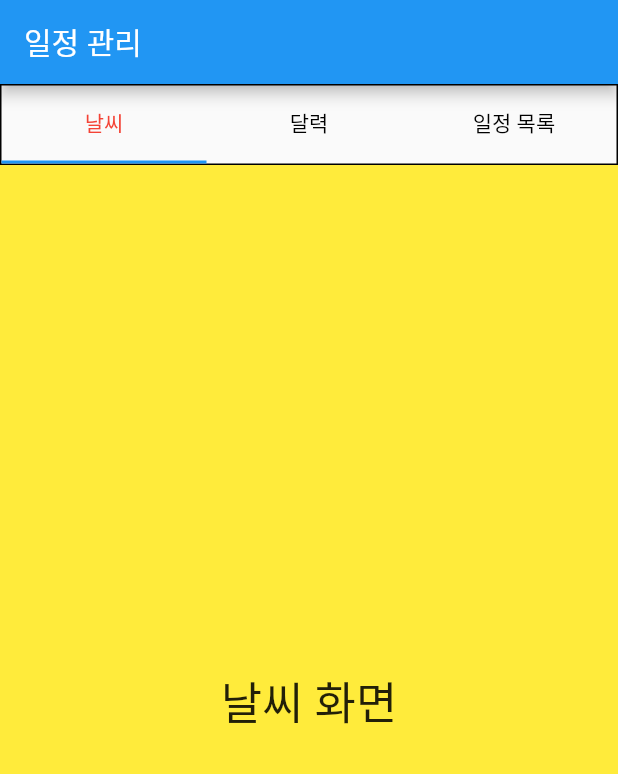
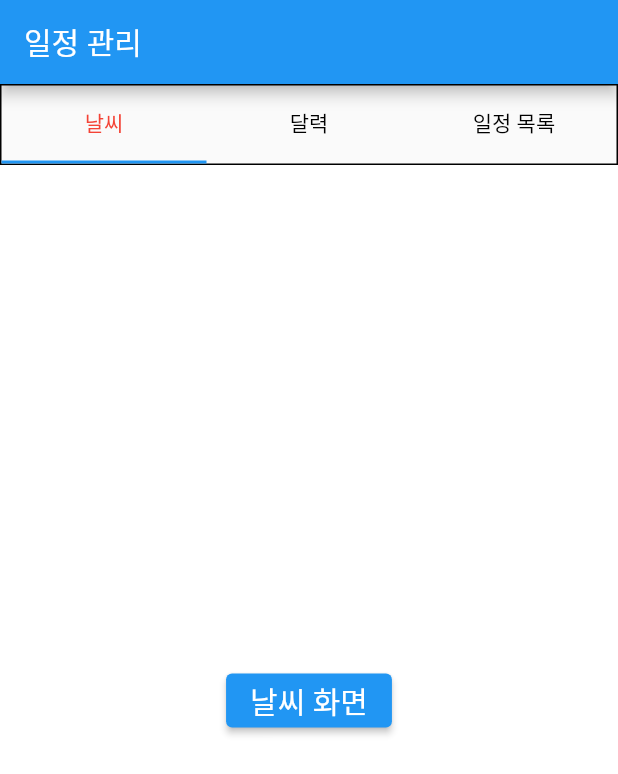
Before and after one commit to sondo9185/Calender, a Flutter app: the screen it shows after launch, on a phone screen of 412 x 824 dp. Shown: the top 774 px of the screen. Run offline on Flutter 3.47's test engine with Material 2 defaults, Android fonts, the phone set to English and light mode, and no system bars; our stand-ins replace geolocator, table_calendar.

Commit message:
날씨 화면 만들기1 플러그인 오류 발생

```diff
--- a/analysis_options.yaml
+++ b/analysis_options.yaml
@@ -22,6 +22,7 @@ linter:
   # `// ignore_for_file: name_of_lint` syntax on the line or in the file
   # producing the lint.
   rules:
+    avoid_print: false
     # avoid_print: false  # Uncomment to disable the `avoid_print` rule
     # prefer_single_quotes: true  # Uncomment to enable the `prefer_single_quotes` rule
 
--- a/lib/tapbar.dart
+++ b/lib/tapbar.dart
@@ -1,5 +1,6 @@
 import 'package:flutter/material.dart';
 import 'package:table_calendar/table_calendar.dart';    //주석 추가
+import 'package:geolocator/geolocator.dart';
 
 class TapBar extends StatefulWidget {
   const TapBar({Key? key}) : super(key: key);
@@ -11,6 +12,11 @@ class TapBar extends StatefulWidget {
 class _TapBarState extends State<TapBar> with TickerProviderStateMixin{
   late TabController _tabController;
 
+  Future<void> getLocation() async {
+    Position position = await Geolocator.getCurrentPosition(desiredAccuracy: LocationAccuracy.high);
+    print(position);
+  }
+
   @override
   void initState() {
     _tabController = TabController(
@@ -18,6 +24,11 @@ class _TapBarState extends State<TapBar> with TickerProviderStateMixin{
     );
     super.initState();
   }
+
+  // @override
+  // void dispose() {
+  //   super.dispose();
+  // }
 
   @override
   Widget build(BuildContext context) {
@@ -68,12 +79,17 @@ class _TapBarState extends State<TapBar> with TickerProviderStateMixin{
                 controller: _tabController,
                 children: [
                   Container(
-                    color: Colors.yellow,
+                    color: Colors.white,
                     alignment: Alignment.center,
-                    child: const Text(
-                      '날씨 화면',
-                      style: TextStyle(
-                        fontSize: 30,
+                    child: ElevatedButton(
+                      onPressed: (){
+                        getLocation();
+                      },
+                      child: const Text(
+                        '날씨 화면',
+                        style: TextStyle(
+                          fontSize: 20,
+                        ),
                       ),
                     ),
                   ),
--- a/pubspec.yaml
+++ b/pubspec.yaml
@@ -32,6 +32,8 @@ dependencies:
     sdk: flutter
 
   table_calendar: ^3.0.6
+
+  geolocator: ^9.0.2
 
 
   # The following adds the Cupertino Icons font to your application.
```
Also changed, not shown: pubspec.lock, 4 other files.
